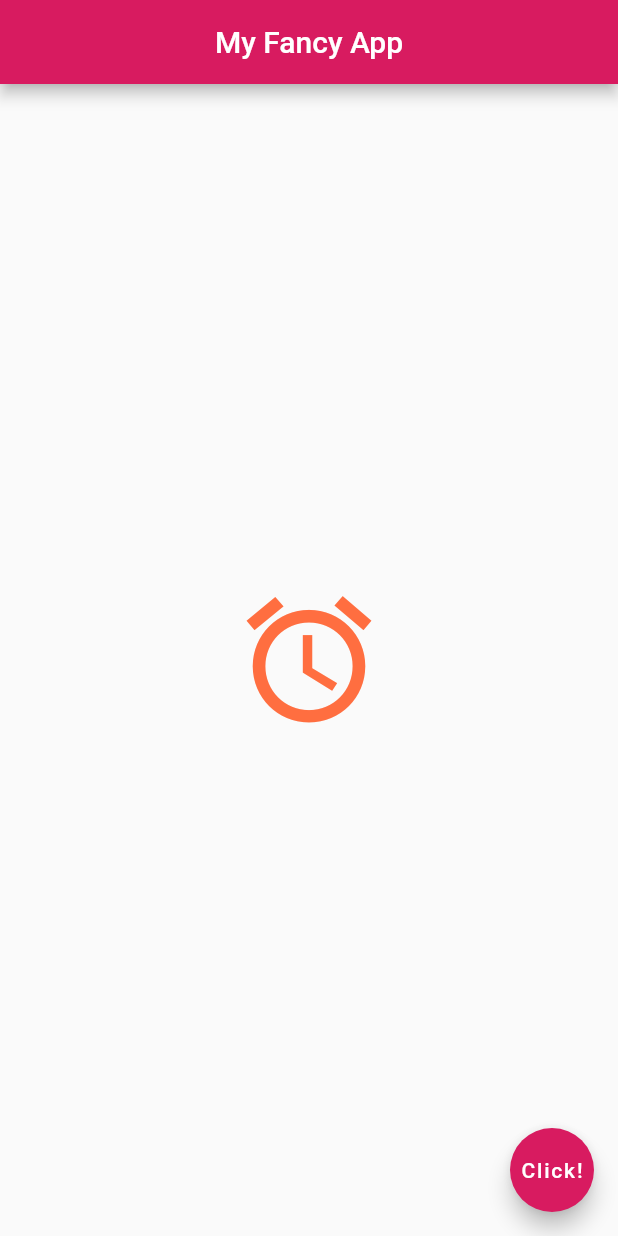
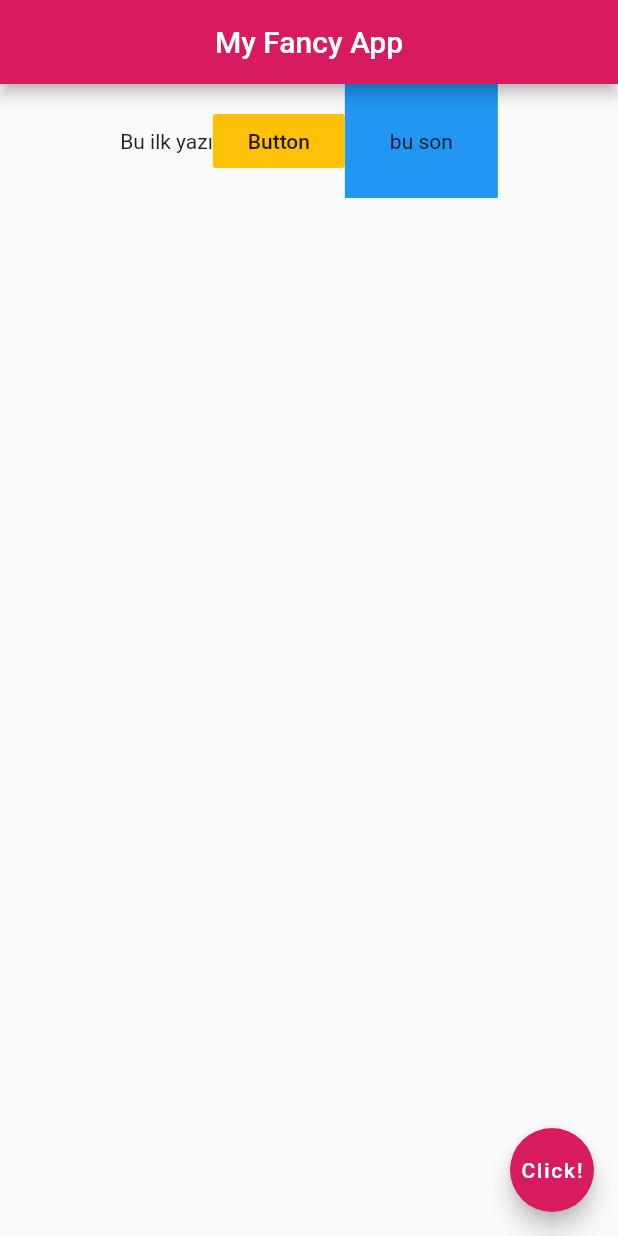
Before and after one commit to kiraci/basicAppFlutter, a Flutter app: the screen it shows after launch, on a phone screen of 412 x 824 dp. Run offline on Flutter 3.47's test engine with Material 2 defaults, Android fonts, the phone set to English and light mode, and no system bars.

Commit message:
Rows has been learned.

```diff
--- a/basicApp/lib/main.dart
+++ b/basicApp/lib/main.dart
@@ -15,17 +15,22 @@ class MyApp extends StatelessWidget{
         centerTitle: true,
         backgroundColor: Colors.pink[600],
       ),
-      body: Center(
-        child: IconButton(
-          icon: Icon(
-             Icons.access_alarms
+      body: Row(
+        mainAxisAlignment: MainAxisAlignment.center,
+        crossAxisAlignment: CrossAxisAlignment.center,
+        children: <Widget>[
+          Text("Bu ilk yazı"),
+          FlatButton(
+            child: Text("Button"),
+            onPressed: () {},
+            color: Colors.amber[500],
           ),
-          onPressed: () {
-            print( "Alarm has started in console..." );
-          },
-          iconSize: 100.0,
-          color: Colors.deepOrangeAccent,
-          )
+          Container(
+            child: Text("bu son"),
+            padding: EdgeInsets.all(30.0),
+            color: Colors.blue[500],
+          ),
+        ],
       ),
       floatingActionButton: FloatingActionButton(
         onPressed: () {},
```
